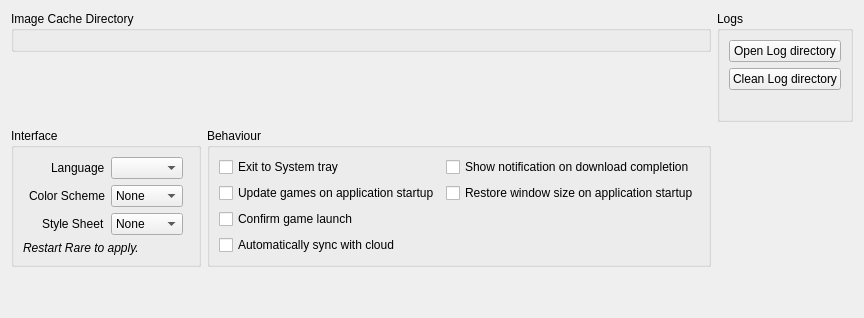
Above: rare/ui/components/tabs/settings/rare.ui from RareDevs/Rare before the change. Below: the same form after it.
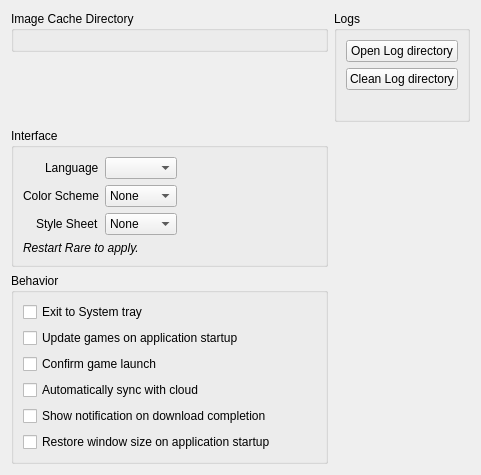
That is the form after the change.

Commit message: Move behaviour pane below interface pane in rare settings

Diff of the .ui file:
```diff
--- a/rare/ui/components/tabs/settings/rare.ui
+++ b/rare/ui/components/tabs/settings/rare.ui
@@ -6,17 +6,6 @@
    <string>RareSettings</string>
   </property>
   <layout class="QGridLayout" name="rare_layout">
-   <item row="1" column="2">
-    <layout class="QVBoxLayout" name="rpc_layout"/>
-   </item>
-   <item row="0" column="0" colspan="2" alignment="Qt::AlignTop">
-    <widget class="QGroupBox" name="img_dir_group">
-     <property name="title">
-      <string>Image Cache Directory</string>
-     </property>
-     <layout class="QVBoxLayout" name="img_dir_layout"/>
-    </widget>
-   </item>
    <item row="1" column="0" alignment="Qt::AlignTop">
     <widget class="QGroupBox" name="interface_group">
      <property name="sizePolicy">
@@ -29,31 +18,40 @@
       <string>Interface</string>
      </property>
      <layout class="QGridLayout" name="interface_layout">
-      <item row="0" column="1" alignment="Qt::AlignRight">
-       <widget class="QLabel" name="lang_label">
-        <property name="text">
-         <string>Language</string>
-        </property>
+      <item row="1" column="1">
+       <widget class="QComboBox" name="color_select">
+        <item>
+         <property name="text">
+          <string>None</string>
+         </property>
+        </item>
        </widget>
       </item>
-      <item row="2" column="1" alignment="Qt::AlignRight">
+      <item row="2" column="0" alignment="Qt::AlignRight">
        <widget class="QLabel" name="style_label">
         <property name="text">
          <string>Style Sheet</string>
         </property>
        </widget>
       </item>
-      <item row="1" column="1" alignment="Qt::AlignRight">
+      <item row="0" column="0" alignment="Qt::AlignRight">
+       <widget class="QLabel" name="lang_label">
+        <property name="text">
+         <string>Language</string>
+        </property>
+       </widget>
+      </item>
+      <item row="0" column="1">
+       <widget class="QComboBox" name="lang_select"/>
+      </item>
+      <item row="1" column="0" alignment="Qt::AlignRight">
        <widget class="QLabel" name="color_label">
         <property name="text">
          <string>Color Scheme</string>
         </property>
        </widget>
       </item>
-      <item row="0" column="2">
-       <widget class="QComboBox" name="lang_select"/>
-      </item>
-      <item row="3" column="0" colspan="4">
+      <item row="3" column="0" colspan="3">
        <widget class="QLabel" name="interface_info">
         <property name="font">
          <font>
@@ -68,7 +66,7 @@
         </property>
        </widget>
       </item>
-      <item row="2" column="2">
+      <item row="2" column="1">
        <widget class="QComboBox" name="style_select">
         <item>
          <property name="text">
@@ -78,23 +76,62 @@
        </widget>
       </item>
       <item row="1" column="2">
-       <widget class="QComboBox" name="color_select">
-        <item>
-         <property name="text">
-          <string>None</string>
-         </property>
-        </item>
-       </widget>
+       <spacer name="interface_hspacer">
+        <property name="orientation">
+         <enum>Qt::Horizontal</enum>
+        </property>
+        <property name="sizeHint" stdset="0">
+         <size>
+          <width>40</width>
+          <height>20</height>
+         </size>
+        </property>
+       </spacer>
       </item>
      </layout>
     </widget>
    </item>
-   <item row="1" column="1" alignment="Qt::AlignTop">
+   <item row="0" column="0" alignment="Qt::AlignTop">
+    <widget class="QGroupBox" name="img_dir_group">
+     <property name="title">
+      <string>Image Cache Directory</string>
+     </property>
+     <layout class="QVBoxLayout" name="img_dir_layout"/>
+    </widget>
+   </item>
+   <item row="2" column="0" alignment="Qt::AlignTop">
     <widget class="QGroupBox" name="settings_group">
      <property name="title">
-      <string>Behaviour</string>
+      <string>Behavior</string>
      </property>
-     <layout class="QGridLayout" name="behaviour_layout">
+     <layout class="QGridLayout" name="behavior_layout">
+      <item row="2" column="1" rowspan="2">
+       <spacer name="settings_hspacer">
+        <property name="orientation">
+         <enum>Qt::Horizontal</enum>
+        </property>
+        <property name="sizeHint" stdset="0">
+         <size>
+          <width>40</width>
+          <height>20</height>
+         </size>
+        </property>
+       </spacer>
+      </item>
+      <item row="5" column="0">
+       <widget class="QCheckBox" name="save_size">
+        <property name="text">
+         <string>Restore window size on application startup</string>
+        </property>
+       </widget>
+      </item>
+      <item row="4" column="0">
+       <widget class="QCheckBox" name="notification">
+        <property name="text">
+         <string>Show notification on download completion</string>
+        </property>
+       </widget>
+      </item>
       <item row="3" column="0">
        <widget class="QCheckBox" name="auto_sync_cloud">
         <property name="text">
@@ -102,13 +139,6 @@
         </property>
        </widget>
       </item>
-      <item row="1" column="0">
-       <widget class="QCheckBox" name="auto_update">
-        <property name="text">
-         <string>Update games on application startup</string>
-        </property>
-       </widget>
-      </item>
       <item row="2" column="0">
        <widget class="QCheckBox" name="confirm_start">
         <property name="text">
@@ -116,6 +146,13 @@
         </property>
        </widget>
       </item>
+      <item row="1" column="0">
+       <widget class="QCheckBox" name="auto_update">
+        <property name="text">
+         <string>Update games on application startup</string>
+        </property>
+       </widget>
+      </item>
       <item row="0" column="0">
        <widget class="QCheckBox" name="sys_tray">
         <property name="text">
@@ -123,37 +160,10 @@
         </property>
        </widget>
       </item>
-      <item row="0" column="2" rowspan="4">
-       <spacer name="settings_hspacer">
-        <property name="orientation">
-         <enum>Qt::Horizontal</enum>
-        </property>
-        <property name="sizeHint" stdset="0">
-         <size>
-          <width>0</width>
-          <height>0</height>
-         </size>
-        </property>
-       </spacer>
-      </item>
-      <item row="0" column="1">
-       <widget class="QCheckBox" name="notification">
-        <property name="text">
-         <string>Show notification on download completion</string>
-        </property>
-       </widget>
-      </item>
-      <item row="1" column="1">
-       <widget class="QCheckBox" name="save_size">
-        <property name="text">
-         <string>Restore window size on application startup</string>
-        </property>
-       </widget>
-      </item>
      </layout>
     </widget>
    </item>
-   <item row="0" column="2" alignment="Qt::AlignTop">
+   <item row="0" column="1" alignment="Qt::AlignTop">
     <widget class="QGroupBox" name="log_dir_group">
      <property name="title">
       <string>Logs</string>
@@ -186,6 +196,9 @@
      </layout>
     </widget>
    </item>
+   <item row="1" column="1">
+    <layout class="QVBoxLayout" name="rpc_layout"/>
+   </item>
    <item row="2" column="1">
     <spacer name="rare_vspacer">
      <property name="orientation">
```
The commit also changes 2 other files.
